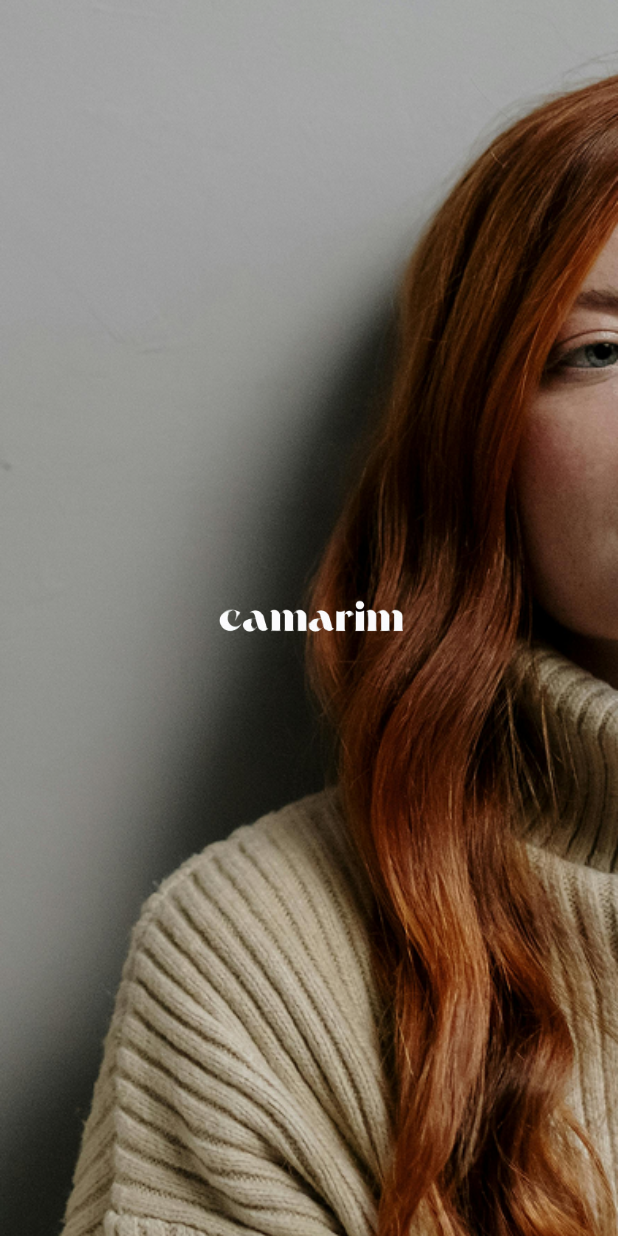
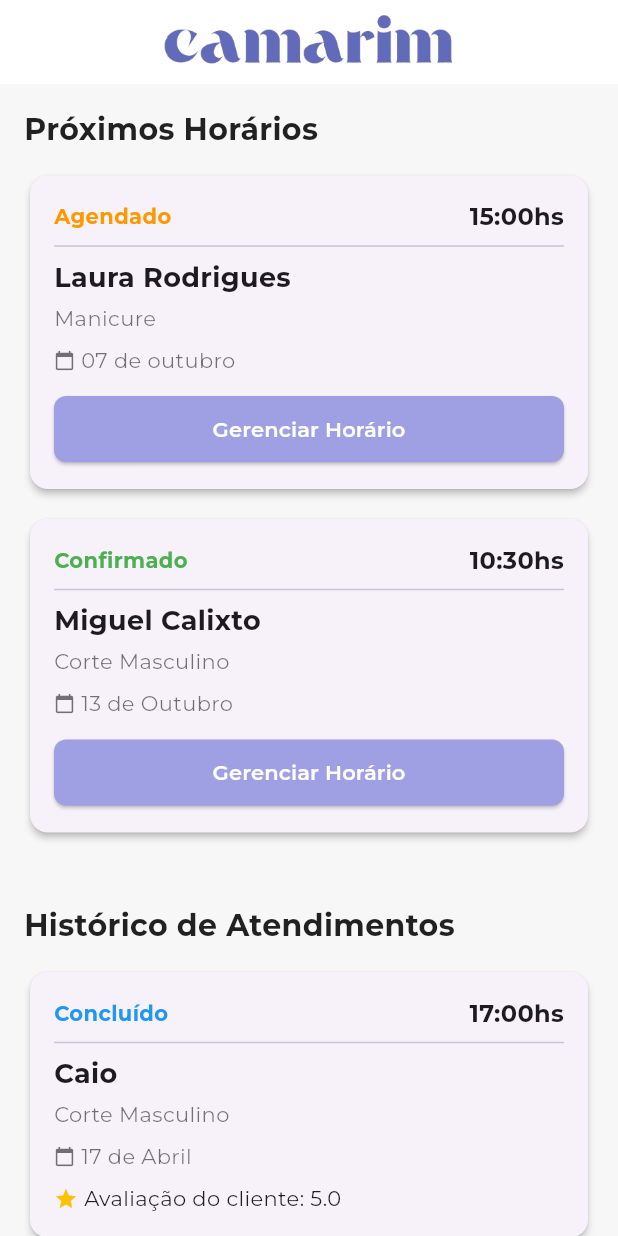
Before and after one commit to mmiguelcalixto/camarim, a Flutter app: the first screen one second after launch, on a phone screen of 412 x 824 dp. Run offline on Flutter 3.47's test engine with Material 3 defaults, Android fonts, the phone set to English and light mode, and no system bars; our stand-ins replace cloud_firestore, firebase_auth, firebase_core, font_awesome_flutter, image_picker, mask_text_input_formatter; accounts and stored records are empty.

Commit message:
pagina para o profissional gerenciar seus atendimentos

```diff
--- a/lib/main.dart
+++ b/lib/main.dart
@@ -1,4 +1,5 @@
 //import 'package:camarim_backend/firebase_options.dart';
+import 'package:camarim_backend/pages/professional_pages/prof_horarios_page.dart';
 import 'package:camarim_backend/pages/splash_screen.dart';
 //import 'package:firebase_core/firebase_core.dart';
 import 'package:flutter/material.dart';
@@ -37,7 +38,7 @@ class MyApp extends StatelessWidget {
           labelSmall: const TextStyle(fontWeight: FontWeight.w400),
         ),
       ),
-      home: const SplashScreen(),
+      home: const ProfHorariosPage(),
     );
   }
 }
--- a/lib/pages/choose_role_page.dart
+++ b/lib/pages/choose_role_page.dart
@@ -1,7 +1,7 @@
 import 'package:flutter/material.dart';
 import 'package:flutter/gestures.dart';
 import 'signup_page.dart';
-import 'discontinued_professional/signup_page_prof.dart';
+import 'professional_pages/signup_page_prof.dart';
 
 class ChooseRolePage extends StatefulWidget {
   const ChooseRolePage({super.key});
--- a/lib/pages/horarios_page.dart
+++ b/lib/pages/horarios_page.dart
@@ -66,7 +66,6 @@ class _HorariosPageState extends State<HorariosPage> {
 
       if (index != -1) {
         final cancelledAppointment = upcomingAppointments.removeAt(index);
-
         cancelledAppointment['isCancelled'] = true;
         cancelledAppointment['rating'] = 0.0;
 
@@ -74,7 +73,7 @@ class _HorariosPageState extends State<HorariosPage> {
       }
     });
   }
-// salva  o numero da avaliacao do cliente
+
   void _saveRating(int appointmentId, double rating) {
     setState(() {
       final index = historyAppointments.indexWhere((item) => item['id'] == appointmentId);
@@ -170,10 +169,29 @@ class _HorariosPageState extends State<HorariosPage> {
 
   @override
   Widget build(BuildContext context) {
-    return Scaffold(
-      backgroundColor: const Color(0xFFF7F7F7),
+    // Retorna o Scaffold, e o corpo é movido para o widget separado
+    return const Scaffold(
+      backgroundColor: Color(0xFFF7F7F7),
       body: SafeArea(
-        child: ListView(
+        child: _HorariosPageBody(),
+      ),
+    );
+  }
+}
+
+// --------------------------------------------------------------------------
+// NOVO WIDGET: Contém a estrutura visual do ListView
+// --------------------------------------------------------------------------
+
+class _HorariosPageBody extends StatelessWidget {
+  const _HorariosPageBody();
+
+  @override
+  Widget build(BuildContext context) {
+    // Acessa o estado pai para obter os dados e funções
+    final state = context.findAncestorStateOfType<_HorariosPageState>()!;
+
+    return ListView(
       padding: const EdgeInsets.all(16),
       children: [
         SizedBox(
@@ -196,7 +214,7 @@ class _HorariosPageState extends State<HorariosPage> {
         ),
         const SizedBox(height: 12),
 
-            ...upcomingAppointments.map((data) {
+        ...state.upcomingAppointments.map((data) {
           return Padding(
             padding: const EdgeInsets.only(bottom: 12),
             child: AppointmentCard(
@@ -206,12 +224,12 @@ class _HorariosPageState extends State<HorariosPage> {
               imageUrl: data['imageUrl'],
               isHistory: false,
               isCancelled: data['isCancelled'],
-                  onCancel: () => _showCancelDialog(context, data['id']), rating: 0.0,
+              onCancel: () => state._showCancelDialog(context, data['id']), rating: 0.0,
             ),
           );
         }).toList(),
 
-            if (upcomingAppointments.isEmpty)
+        if (state.upcomingAppointments.isEmpty)
           const Padding(
             padding: EdgeInsets.only(top: 8.0, bottom: 8.0),
             child: Text(
@@ -234,7 +252,7 @@ class _HorariosPageState extends State<HorariosPage> {
         const SizedBox(height: 12),
 
         Column(
-              children: historyAppointments.map((data) {
+          children: state.historyAppointments.map((data) {
             return Padding(
               padding: const EdgeInsets.only(bottom: 12),
               child: AppointmentCard(
@@ -246,15 +264,13 @@ class _HorariosPageState extends State<HorariosPage> {
                 isCancelled: data['isCancelled'],
                 rating: data['rating'],
                 onRate: data['isCancelled'] == false && data['rating'] < 5
-                        ? () => _showRatingDialog(context, data['id'], data['name'], data['rating'])
+                    ? () => state._showRatingDialog(context, data['id'], data['name'], data['rating'])
                     : null,
               ),
             );
           }).toList(),
         ),
       ],
-        ),
-      ),
     );
   }
 }
--- /dev/null
+++ b/lib/pages/professional_pages/prof_horarios_page.dart
@@ -0,0 +1,208 @@
+import 'package:flutter/material.dart';
+import 'package:camarim_backend/widgets/prof_appointment_card.dart';
+
+class ProfHorariosPage extends StatefulWidget {
+  const ProfHorariosPage({super.key});
+
+  @override
+  State<ProfHorariosPage> createState() => _ProfHorariosPageState();
+}
+
+class _ProfHorariosPageState extends State<ProfHorariosPage> {
+  List<Map<String, dynamic>> upcomingAppointments = [
+    {
+      "id": 1,
+      "clientName": "Laura Rodrigues",
+      "service": "Manicure",
+      "time": "15:00hs",
+      "date": "07 de outubro",
+      "status": "Agendado",
+    },
+    {
+      "id": 5,
+      "clientName": "Miguel Calixto",
+      "service": "Corte Masculino",
+      "time": "10:30hs",
+      "date": "13 de Outubro",
+      "status": "Confirmado",
+    },
+  ];
+
+  List<Map<String, dynamic>> historyAppointments = [
+    {
+      "id": 2,
+      "clientName": "Caio",
+      "service": "Corte Masculino",
+      "time": "17:00hs",
+      "date": "17 de Abril",
+      "status": "Concluído",
+      "rating": 5.0,
+    },
+    {
+      "id": 3,
+      "clientName": "Natalia",
+      "service": "Manicure",
+      "time": "14:00hs",
+      "date": "17 de Abril",
+      "status": "Cancelado",
+      "rating": 0.0,
+    },
+  ];
+
+  void _updateAppointmentStatus(int appointmentId, String newStatus) {
+    setState(() {
+      final index = upcomingAppointments.indexWhere((item) => item['id'] == appointmentId);
+
+      if (index != -1) {
+        upcomingAppointments[index]['status'] = newStatus;
+
+        if (newStatus == "Concluído" || newStatus == "Não Compareceu") {
+          final completedAppointment = upcomingAppointments.removeAt(index);
+          historyAppointments.insert(0, completedAppointment);
+        }
+      }
+    });
+  }
+
+  void _showActionDialog(BuildContext context, int appointmentId, String currentStatus) {
+    showDialog(
+      context: context,
+      builder: (BuildContext context) {
+        return AlertDialog(
+          title: const Text("Ações do Horário"),
+          content: Column(
+            mainAxisSize: MainAxisSize.min,
+            children: [
+              if (currentStatus != "Confirmado")
+                ListTile(
+                  leading: const Icon(Icons.check_circle_outline, color: Colors.green),
+                  title: const Text("Confirmar Horário"),
+                  onTap: () {
+                    Navigator.of(context).pop();
+                    _updateAppointmentStatus(appointmentId, "Confirmado");
+                  },
+                ),
+              ListTile(
+                leading: const Icon(Icons.done_all, color: Colors.blue),
+                title: const Text("Marcar como Concluído"),
+                onTap: () {
+                  Navigator.of(context).pop();
+                  _updateAppointmentStatus(appointmentId, "Concluído");
+                },
+              ),
+              ListTile(
+                leading: const Icon(Icons.cancel_outlined, color: Colors.red),
+                title: const Text("Marcar como 'Não Compareceu'"),
+                onTap: () {
+                  Navigator.of(context).pop();
+                  _updateAppointmentStatus(appointmentId, "Não Compareceu");
+                },
+              ),  ],
+          ),
+          actions: <Widget>[
+            TextButton(
+              child: const Text("Fechar"),
+              onPressed: () {
+                Navigator.of(context).pop();
+              },
+            ),
+          ],
+        );
+      },
+    );
+  }
+@override
+Widget build(BuildContext context) {
+
+  return Scaffold(
+    backgroundColor: const Color(0xFFF7F7F7),
+    appBar: AppBar(
+      title: Image.asset(
+        'lib/assets/img/logo.png',
+        height: 40,
+      ),
+      backgroundColor: const Color.fromARGB(255, 255, 255, 255),
+      elevation: 0,
+      centerTitle: true,
+    ),
+    body: const _ProfHorariosPageBody(),
+  );
+}
+
+}
+
+class _ProfHorariosPageBody extends StatelessWidget {
+  const _ProfHorariosPageBody();
+
+  @override
+  Widget build(BuildContext context) {
+    final state = context.findAncestorStateOfType<_ProfHorariosPageState>()!;
+
+    return ListView(
+      padding: const EdgeInsets.all(16),
+      children: [
+        const Text(
+          "Próximos Horários",
+          style: TextStyle(
+            fontSize: 20,
+            fontWeight: FontWeight.bold,
+            color: Colors.black87,
+          ),
+        ),
+        const SizedBox(height: 12),
+
+        if (state.upcomingAppointments.isEmpty)
+          const Padding(
+            padding: EdgeInsets.symmetric(vertical: 8.0),
+            child: Text(
+              "Nenhum horário agendado para hoje ou dias seguintes.",
+              style: TextStyle(fontStyle: FontStyle.italic, color: Colors.black54),
+            ),
+          ),
+
+        ...state.upcomingAppointments.map((data) {
+          return Padding(
+            padding: const EdgeInsets.only(bottom: 12),
+            child: ProfAppointmentCard(
+              clientName: data['clientName'],
+              service: data['service'],
+              time: data['time'],
+              date: data['date'],
+              status: data['status'],
+              isHistory: false,
+              onTapAction: () => state._showActionDialog(context, data['id'], data['status']),
+            ),
+          );
+        }).toList(),
+
+        const SizedBox(height: 32),
+
+        const Text(
+          "Histórico de Atendimentos",
+          style: TextStyle(
+            fontSize: 20,
+            fontWeight: FontWeight.bold,
+            color: Colors.black87,
+          ),
+        ),
+        const SizedBox(height: 12),
+
+        ...state.historyAppointments.map((data) {
+          return Padding(
+            padding: const EdgeInsets.only(bottom: 12),
+            child: ProfAppointmentCard(
+              clientName: data['clientName'],
+              service: data['service'],
+              time: data['time'],
+              date: data['date'],
+              status: data['status'],
+              isHistory: true,
+              rating: data['rating'],
+              onTapAction: null,
+            ),
+          );
+        }).toList(),
+      ],
+    );
+  }
+}
--- /dev/null
+++ b/lib/widgets/prof_appointment_card.dart
@@ -0,0 +1,137 @@
+import 'package:flutter/material.dart';
+
+class ProfAppointmentCard extends StatelessWidget {
+  final String clientName;
+  final String service;
+  final String time;
+  final String date;
+  final String status;
+  final bool isHistory;
+  final double? rating;
+  final VoidCallback? onTapAction;
+
+  const ProfAppointmentCard({
+    super.key,
+    required this.clientName,
+    required this.service,
+    required this.time,
+    required this.date,
+    required this.status,
+    this.isHistory = false,
+    this.rating,
+    this.onTapAction,
+  });
+
+  Color _getStatusColor() {
+    switch (status) {
+      case "Confirmado":
+        return Colors.green;
+      case "Agendado":
+        return Colors.orange;
+      case "Cancelado":
+      case "Não Compareceu":
+        return Colors.red;
+      case "Concluído":
+        return Colors.blue;
+      default:
+        return Colors.grey;
+    }
+  }
+
+  @override
+  Widget build(BuildContext context) {
+    return Card(
+      elevation: 2,
+      shape: RoundedRectangleBorder(borderRadius: BorderRadius.circular(12)),
+      child: InkWell(
+        onTap: isHistory ? null : onTapAction,
+        borderRadius: BorderRadius.circular(12),
+        child: Padding(
+          padding: const EdgeInsets.all(16.0),
+          child: Column(
+            crossAxisAlignment: CrossAxisAlignment.start,
+            children: [
+              Row(
+                mainAxisAlignment: MainAxisAlignment.spaceBetween,
+                children: [
+                  Text(
+                    status,
+                    style: TextStyle(
+                      fontWeight: FontWeight.bold,
+                      color: _getStatusColor(),
+                    ),
+                  ),
+                  Text(
+                    time,
+                    style: const TextStyle(
+                      fontWeight: FontWeight.bold,
+                      fontSize: 16,
+                    ),
+                  ),
+                ],
+              ),
+              const Divider(height: 16),
+
+              Text(
+                clientName,
+                style: const TextStyle(
+                  fontWeight: FontWeight.bold,
+                  fontSize: 18,
+                ),
+              ),
+              const SizedBox(height: 4),
+              Text(
+                service,
+                style: const TextStyle(color: Colors.black54),
+              ),
+              const SizedBox(height: 8),
+              Row(
+                children: [
+                  const Icon(Icons.calendar_today, size: 14, color: Colors.black54),
+                  const SizedBox(width: 4),
+                  Text(
+                    date,
+                    style: const TextStyle(color: Colors.black54),
+                  ),
+                ],
+              ),
+
+              if (isHistory && (rating ?? 0) > 0) ...[
+                const SizedBox(height: 8),
+                Row(
+                  children: [
+                    const Icon(Icons.star, size: 16, color: Colors.amber),
+                    const SizedBox(width: 4),
+                    Text(
+                      "Avaliação do cliente: ${rating!.toStringAsFixed(1)}",
+                      style: const TextStyle(fontSize: 14, color: Colors.black87),
+                    ),
+                  ],
+                ),
+              ],
+
+              if (!isHistory) ...[
+                const SizedBox(height: 12),
+                SizedBox(
+                  width: double.infinity,
+                  child: ElevatedButton(
+                    onPressed: onTapAction,
+                    style: ElevatedButton.styleFrom(
+                      backgroundColor: const Color(0xFF9FA0E4),
+                      foregroundColor: Colors.white,
+                      padding: const EdgeInsets.symmetric(vertical: 12),
+                      shape: RoundedRectangleBorder(
+                        borderRadius: BorderRadius.circular(8),
+                      ),
+                    ),
+                    child: const Text("Gerenciar Horário"),
+                  ),
+                ),
+              ]
+            ],
+          ),
+        ),
+      ),
+    );
+  }
+}
```
Also changed, not shown: lib/pages/professional_pages/edit_profile_page.dart (renamed from lib/pages/discontinued_professional/edit_profile_page.dart), lib/pages/professional_pages/page_perfil.dart (renamed from lib/pages/discontinued_professional/page_perfil.dart), lib/pages/professional_pages/signup_page_prof.dart (renamed from lib/pages/discontinued_professional/signup_page_prof.dart). Lines whose indentation alone changed are shown as unchanged.
